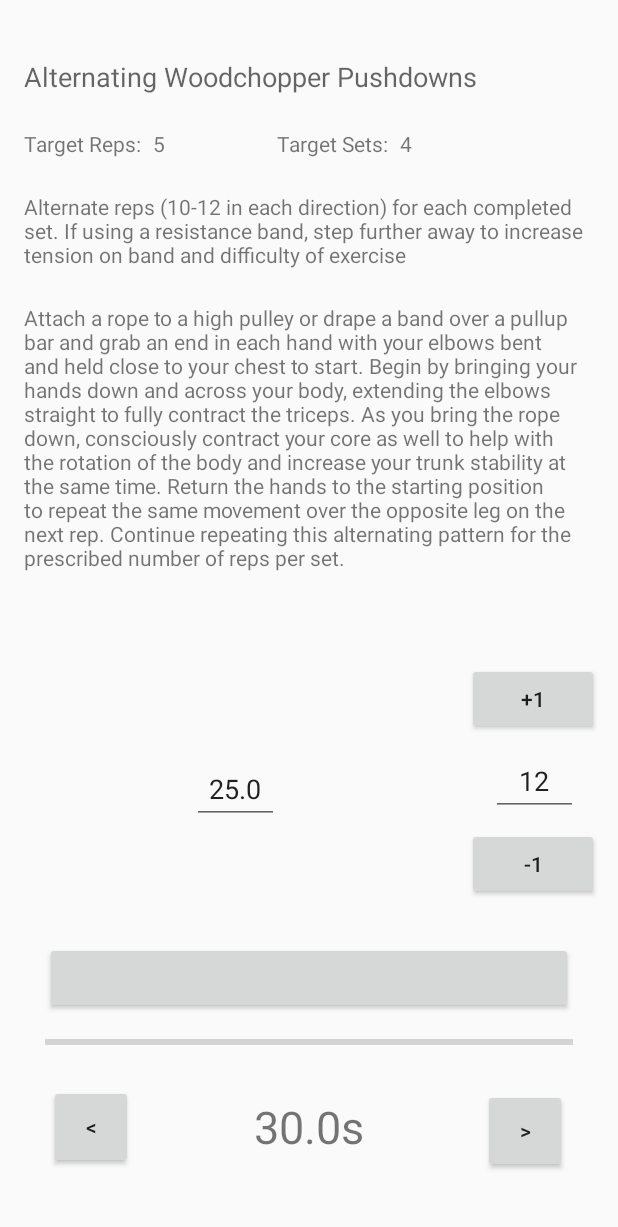
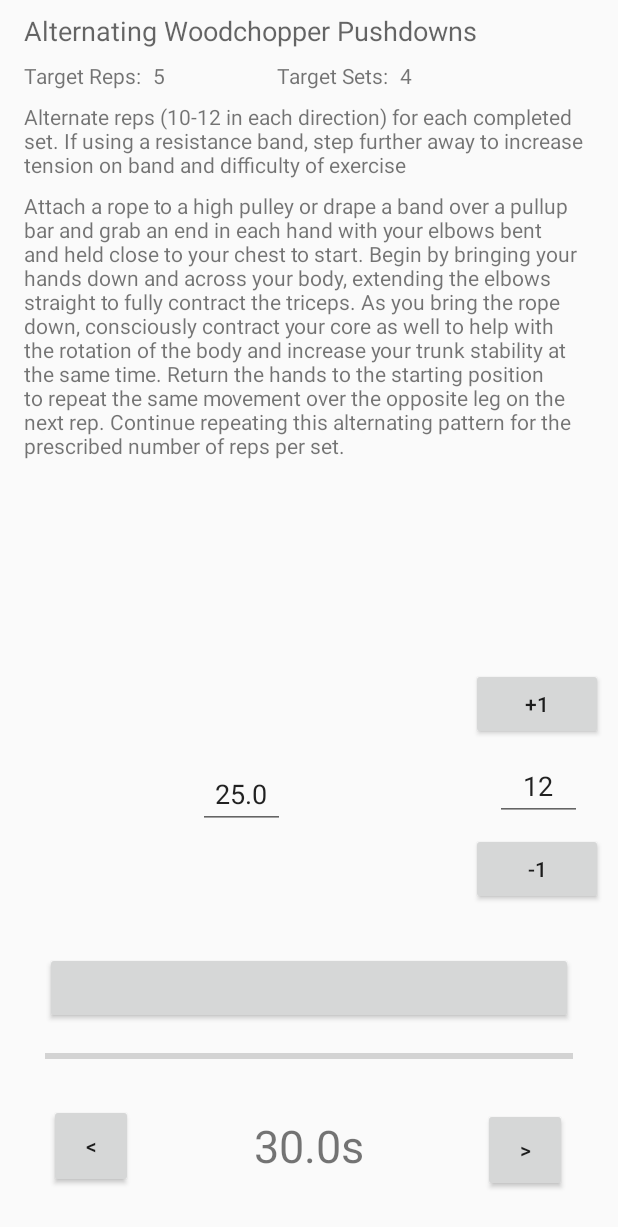
Before and after one commit to jeubank12/refitted, an Android app: the layout activity_exercise_detail_view.xml on its own in the app's theme, with its tools: preview values and no code run, on a phone screen of 412 x 824 dp. Shown: the top 1227 px of the screen. Run offline under Robolectric (Android 15) with nearby library versions, the phone set to English and light mode, and no system bars.

Commit message:
Adjust the display for S8 view

```diff
--- a/app/src/main/res/layout/activity_exercise_detail_view.xml
+++ b/app/src/main/res/layout/activity_exercise_detail_view.xml
@@ -3,19 +3,6 @@
     xmlns:app="http://schemas.android.com/apk/res-auto"
     xmlns:tools="http://schemas.android.com/tools"
     android:id="@+id/detailview_layout">
-
-    <data>
-
-        <import type="android.view.View" />
-
-        <variable
-            name="viewmodel"
-            type="com.litus_animae.refitted.models.ExerciseViewModel" />
-
-        <variable
-            name="locale"
-            type="java.util.Locale" />
-    </data>
 
     <androidx.constraintlayout.widget.ConstraintLayout
         android:layout_width="match_parent"
@@ -38,28 +25,60 @@
             app:layout_constraintStart_toStartOf="parent"
             app:layout_constraintTop_toTopOf="@+id/restTimeView" />
 
-        <FrameLayout
-            android:id="@+id/sub_weight_fragment"
+        <Button
+            android:id="@+id/addRepButton"
             android:layout_width="wrap_content"
             android:layout_height="wrap_content"
-            android:layout_marginStart="16dp"
-            android:layout_marginTop="12dp"
-            android:onClick="handleWeightClick"
-            app:layout_constraintBottom_toTopOf="@+id/completeSetButton"
-            app:layout_constraintStart_toStartOf="parent"
-            app:layout_constraintTop_toBottomOf="@+id/guideline"
-            tools:layout_width="112dp"
-            tools:layout_height="168dp"/>
+            android:layout_marginStart="8dp"
+            android:layout_marginEnd="8dp"
+            android:onClick="handleRepsClick"
+            android:text="@string/addOne"
+            app:layout_constraintEnd_toEndOf="parent"
+            app:layout_constraintHorizontal_bias="0.5"
+            app:layout_constraintStart_toEndOf="@+id/add_weight_fragment"
+            app:layout_constraintTop_toTopOf="@+id/sub_weight_fragment" />
 
-        <FrameLayout
-            android:id="@+id/add_weight_fragment"
+        <Button
+            android:id="@+id/subRepButton"
             android:layout_width="wrap_content"
             android:layout_height="wrap_content"
-            android:onClick="handleWeightClick"
-            app:layout_constraintStart_toEndOf="@id/weightDisplayView"
-            app:layout_constraintTop_toTopOf="@+id/sub_weight_fragment"
-            tools:layout_width="112dp"
-            tools:layout_height="168dp" />
+            android:layout_marginTop="8dp"
+            android:onClick="handleRepsClick"
+            android:text="@string/subOne"
+            app:layout_constraintStart_toStartOf="@+id/addRepButton"
+            app:layout_constraintTop_toBottomOf="@+id/repsDisplayView" />
+
+        <Button
+            android:id="@+id/completeSetButton"
+            android:layout_width="352dp"
+            android:layout_height="48dp"
+            android:layout_marginStart="8dp"
+            android:layout_marginTop="8dp"
+            android:layout_marginEnd="8dp"
+            android:onClick="handleCompleteSet"
+            android:text="@{viewmodel.completeSetMessage}"
+            app:layout_constraintBottom_toTopOf="@+id/restProgressBar"
+            app:layout_constraintEnd_toEndOf="parent"
+            app:layout_constraintHorizontal_bias="0.5"
+            app:layout_constraintStart_toStartOf="parent"
+            app:layout_constraintTop_toBottomOf="@+id/weight_rep_barrier"
+            app:layout_constraintVertical_bias="0.19999999" />
+
+        <Button
+            android:id="@+id/moveRightButton"
+            android:layout_width="56dp"
+            android:layout_height="56dp"
+            android:layout_marginStart="8dp"
+            android:layout_marginEnd="8dp"
+            android:onClick="handleNavigateRight"
+            android:text="@string/move_right"
+            android:visibility="@{viewmodel.hasRight ?? View.GONE}"
+            app:layout_constraintBottom_toBottomOf="@+id/restTimeView"
+            app:layout_constraintEnd_toEndOf="parent"
+            app:layout_constraintHorizontal_bias="0.458"
+            app:layout_constraintStart_toEndOf="@+id/restTimeView"
+            app:layout_constraintTop_toTopOf="@+id/restTimeView"
+            app:layout_constraintVertical_bias="1.0" />
 
         <EditText
             android:id="@+id/repsDisplayView"
@@ -79,16 +98,140 @@
             app:layout_constraintTop_toBottomOf="@+id/addRepButton"
             tools:text="12" />
 
+        <EditText
+            android:id="@+id/weightDisplayView"
+            android:layout_width="58dp"
+            android:layout_height="46dp"
+            android:ems="10"
+            android:gravity="center_horizontal|center_vertical"
+            android:hint="@string/weight_value_hint"
+            android:importantForAutofill="no"
+            android:inputType="numberDecimal"
+            android:selectAllOnFocus="true"
+            android:singleLine="true"
+            android:text='@={viewmodel.weightDisplayValue}'
+            app:layout_constraintBottom_toBottomOf="@+id/sub_weight_fragment"
+            app:layout_constraintEnd_toStartOf="@+id/add_weight_fragment"
+            app:layout_constraintHorizontal_bias="0.5"
+            app:layout_constraintStart_toEndOf="@+id/sub_weight_fragment"
+            app:layout_constraintTop_toTopOf="@+id/sub_weight_fragment"
+            tools:text="25.0" />
+
+        <FrameLayout
+            android:id="@+id/sub_weight_fragment"
+            android:layout_width="wrap_content"
+            android:layout_height="wrap_content"
+            android:layout_marginStart="16dp"
+            android:layout_marginTop="12dp"
+            android:onClick="handleWeightClick"
+            app:layout_constraintBottom_toTopOf="@+id/completeSetButton"
+            app:layout_constraintEnd_toStartOf="@+id/weightDisplayView"
+            app:layout_constraintHorizontal_bias="0.5"
+            app:layout_constraintStart_toStartOf="parent"
+            app:layout_constraintTop_toBottomOf="@+id/guideline"
+            tools:layout_height="168dp"
+            tools:layout_width="112dp" />
+
+        <FrameLayout
+            android:id="@+id/add_weight_fragment"
+            android:layout_width="wrap_content"
+            android:layout_height="wrap_content"
+            android:onClick="handleWeightClick"
+            app:layout_constraintEnd_toStartOf="@+id/addRepButton"
+            app:layout_constraintHorizontal_bias="0.5"
+            app:layout_constraintStart_toEndOf="@+id/weightDisplayView"
+            app:layout_constraintTop_toTopOf="@+id/sub_weight_fragment"
+            tools:layout_height="168dp"
+            tools:layout_width="112dp" />
+
+        <ProgressBar
+            android:id="@+id/restProgressBar"
+            style="?android:attr/progressBarStyleHorizontal"
+            android:layout_width="352dp"
+            android:layout_height="wrap_content"
+            android:layout_marginStart="8dp"
+            android:layout_marginEnd="8dp"
+            android:max="@{viewmodel.restMax ?? 0}"
+            android:progress="@{viewmodel.restProgress ?? 0}"
+            app:layout_constraintBottom_toTopOf="@+id/restTimeView"
+            app:layout_constraintEnd_toEndOf="parent"
+            app:layout_constraintHorizontal_bias="0.5"
+            app:layout_constraintStart_toStartOf="parent"
+            app:layout_constraintTop_toBottomOf="@+id/completeSetButton" />
+
+        <ProgressBar
+            android:id="@+id/loadingOverlay"
+            style="?android:attr/progressBarStyle"
+            android:layout_width="0dp"
+            android:layout_height="0dp"
+            android:background="#9E000000"
+            android:translationZ="8dp"
+            android:visibility="@{viewmodel.isLoading ?? View.GONE}"
+            app:layout_constraintBottom_toBottomOf="parent"
+            app:layout_constraintEnd_toEndOf="parent"
+            app:layout_constraintStart_toStartOf="parent"
+            app:layout_constraintTop_toTopOf="parent"
+            tools:visibility="gone" />
+
+
+        <TextView
+            android:id="@+id/restTimeView"
+            android:layout_width="171dp"
+            android:layout_height="61dp"
+            android:layout_marginStart="8dp"
+            android:layout_marginTop="8dp"
+            android:layout_marginEnd="8dp"
+            android:layout_marginBottom="16dp"
+            android:gravity="center"
+            android:text="@{viewmodel.restValue}"
+            android:textSize="30sp"
+            app:layout_constraintBottom_toBottomOf="parent"
+            app:layout_constraintEnd_toEndOf="parent"
+            app:layout_constraintHorizontal_bias="0.5"
+            app:layout_constraintStart_toStartOf="parent"
+            app:layout_constraintTop_toBottomOf="@+id/restProgressBar"
+            app:layout_constraintVertical_bias="0.40"
+            tools:text="30.0s" />
+
+        <androidx.constraintlayout.widget.Barrier
+            android:id="@+id/weight_rep_barrier"
+            android:layout_width="match_parent"
+            android:layout_height="wrap_content"
+            app:barrierDirection="bottom"
+            app:constraint_referenced_ids="subRepButton,sub_weight_fragment" />
+
+        <androidx.constraintlayout.widget.Guideline
+            android:id="@+id/guideline"
+            android:layout_width="wrap_content"
+            android:layout_height="wrap_content"
+            android:orientation="horizontal"
+            app:layout_constraintBottom_toBottomOf="parent"
+            app:layout_constraintGuide_percent="0.5"
+            app:layout_constraintTop_toTopOf="parent" />
+
+        <androidx.core.widget.NestedScrollView
+            android:layout_width="match_parent"
+            android:layout_height="0dp"
+            android:fillViewport="true"
+            app:layout_constraintBottom_toTopOf="@+id/guideline"
+            app:layout_constraintEnd_toEndOf="parent"
+            app:layout_constraintStart_toStartOf="parent"
+            app:layout_constraintTop_toTopOf="parent">
+
+            <androidx.constraintlayout.widget.ConstraintLayout
+                android:layout_width="match_parent"
+                android:layout_height="wrap_content"
+                android:orientation="vertical">
+
                 <TextView
                     android:id="@+id/exerciseNameView"
                     android:layout_width="0dp"
                     android:layout_height="wrap_content"
                     android:layout_marginStart="16dp"
-            android:layout_marginTop="24dp"
+                    android:layout_marginTop="8dp"
                     android:layout_marginEnd="16dp"
                     android:text="@{viewmodel.exercise.Exercise.Name ?? viewmodel.exercise.ExerciseName}"
                     android:textAppearance="@style/TextAppearance.AppCompat.Medium"
-            app:layout_constraintBottom_toTopOf="@+id/exerciseRepsTargetLabel"
                     app:layout_constraintEnd_toEndOf="parent"
                     app:layout_constraintStart_toStartOf="parent"
                     app:layout_constraintTop_toTopOf="parent"
@@ -99,9 +242,8 @@
                     android:layout_width="0dp"
                     android:layout_height="wrap_content"
                     android:layout_marginTop="8dp"
-            android:layout_marginBottom="16dp"
+                    android:paddingBottom="16dp"
                     android:text="@{viewmodel.exercise.Exercise.Description}"
-            app:layout_constraintBottom_toTopOf="@+id/guideline"
                     app:layout_constraintEnd_toEndOf="@+id/exerciseNameView"
                     app:layout_constraintHorizontal_bias="1.0"
                     app:layout_constraintStart_toStartOf="@+id/exerciseNotesView"
@@ -121,139 +263,6 @@
                     app:layout_constraintTop_toBottomOf="@+id/exerciseRepsTargetLabel"
                     tools:text="Alternate reps (10-12 in each direction) for each completed set. If using a resistance band, step further away to increase tension on band and difficulty of exercise" />
 
-        <EditText
-            android:id="@+id/weightDisplayView"
-            android:layout_width="58dp"
-            android:layout_height="46dp"
-            android:ems="10"
-            android:gravity="center_horizontal|center_vertical"
-            android:hint="@string/weight_value_hint"
-            android:importantForAutofill="no"
-            android:inputType="numberDecimal"
-            android:selectAllOnFocus="true"
-            android:singleLine="true"
-            android:text='@={viewmodel.weightDisplayValue}'
-            app:layout_constraintBottom_toBottomOf="@+id/sub_weight_fragment"
-            app:layout_constraintStart_toEndOf="@+id/sub_weight_fragment"
-            app:layout_constraintTop_toTopOf="@+id/sub_weight_fragment"
-            tools:text="25.0" />
-
-        <Button
-            android:id="@+id/addRepButton"
-            android:layout_width="wrap_content"
-            android:layout_height="wrap_content"
-            android:layout_marginStart="8dp"
-            android:layout_marginEnd="8dp"
-            android:onClick="handleRepsClick"
-            android:text="@string/addOne"
-            app:layout_constraintEnd_toEndOf="parent"
-            app:layout_constraintStart_toEndOf="@+id/add_weight_fragment"
-            app:layout_constraintTop_toTopOf="@+id/sub_weight_fragment" />
-
-        <Button
-            android:id="@+id/subRepButton"
-            android:layout_width="wrap_content"
-            android:layout_height="wrap_content"
-            android:layout_marginTop="8dp"
-            android:onClick="handleRepsClick"
-            android:text="@string/subOne"
-            app:layout_constraintStart_toStartOf="@+id/addRepButton"
-            app:layout_constraintTop_toBottomOf="@+id/repsDisplayView" />
-
-        <androidx.constraintlayout.widget.Barrier
-            android:id="@+id/weight_rep_barrier"
-            android:layout_width="match_parent"
-            android:layout_height="wrap_content"
-            app:barrierDirection="bottom"
-            app:constraint_referenced_ids="subRepButton,sub_weight_fragment"/>
-
-        <Button
-            android:id="@+id/completeSetButton"
-            android:layout_width="352dp"
-            android:layout_height="48dp"
-            android:layout_marginStart="8dp"
-            android:layout_marginTop="8dp"
-            android:layout_marginEnd="8dp"
-            android:onClick="handleCompleteSet"
-            android:text="@{viewmodel.completeSetMessage}"
-            app:layout_constraintBottom_toTopOf="@+id/restProgressBar"
-            app:layout_constraintEnd_toEndOf="parent"
-            app:layout_constraintHorizontal_bias="0.5"
-            app:layout_constraintStart_toStartOf="parent"
-            app:layout_constraintTop_toBottomOf="@+id/weight_rep_barrier" />
-
-        <ProgressBar
-            android:id="@+id/restProgressBar"
-            style="?android:attr/progressBarStyleHorizontal"
-            android:layout_width="352dp"
-            android:layout_height="wrap_content"
-            android:layout_marginStart="8dp"
-            android:layout_marginEnd="8dp"
-            android:max="@{viewmodel.restMax ?? 0}"
-            android:progress="@{viewmodel.restProgress ?? 0}"
-            app:layout_constraintBottom_toTopOf="@+id/restTimeView"
-            app:layout_constraintEnd_toEndOf="parent"
-            app:layout_constraintHorizontal_bias="0.5"
-            app:layout_constraintStart_toStartOf="parent"
-            app:layout_constraintTop_toBottomOf="@+id/completeSetButton" />
-
-        <TextView
-            android:id="@+id/restTimeView"
-            android:layout_width="171dp"
-            android:layout_height="61dp"
-            android:layout_marginStart="8dp"
-            android:layout_marginTop="8dp"
-            android:layout_marginEnd="8dp"
-            android:layout_marginBottom="32dp"
-            android:gravity="center"
-            android:text="@{viewmodel.restValue}"
-            android:textSize="30sp"
-            app:layout_constraintBottom_toBottomOf="parent"
-            app:layout_constraintEnd_toEndOf="parent"
-            app:layout_constraintHorizontal_bias="0.5"
-            app:layout_constraintStart_toStartOf="parent"
-            app:layout_constraintTop_toBottomOf="@+id/restProgressBar"
-            app:layout_constraintVertical_bias="0.40"
-            tools:text="30.0s" />
-
-        <Button
-            android:id="@+id/moveRightButton"
-            android:layout_width="56dp"
-            android:layout_height="56dp"
-            android:layout_marginStart="8dp"
-            android:layout_marginEnd="8dp"
-            android:onClick="handleNavigateRight"
-            android:text="@string/move_right"
-            android:visibility="@{viewmodel.hasRight ?? View.GONE}"
-            app:layout_constraintBottom_toBottomOf="@+id/restTimeView"
-            app:layout_constraintEnd_toEndOf="parent"
-            app:layout_constraintHorizontal_bias="0.458"
-            app:layout_constraintStart_toEndOf="@+id/restTimeView"
-            app:layout_constraintTop_toTopOf="@+id/restTimeView"
-            app:layout_constraintVertical_bias="1.0" />
-
-        <ProgressBar
-            android:id="@+id/loadingOverlay"
-            style="?android:attr/progressBarStyle"
-            android:layout_width="0dp"
-            android:layout_height="0dp"
-            android:background="#9E000000"
-            android:translationZ="8dp"
-            android:visibility="@{viewmodel.isLoading ?? View.GONE}"
-            app:layout_constraintBottom_toBottomOf="parent"
-            app:layout_constraintEnd_toEndOf="parent"
-            app:layout_constraintStart_toStartOf="parent"
-            app:layout_constraintTop_toTopOf="parent"
-            tools:visibility="gone" />
-
-        <androidx.constraintlayout.widget.Guideline
-            android:id="@+id/guideline"
-            android:layout_width="wrap_content"
-            android:layout_height="wrap_content"
-            android:orientation="horizontal"
-            app:layout_constraintBottom_toBottomOf="parent"
-            app:layout_constraintGuide_percent="0.5"
-            app:layout_constraintTop_toTopOf="parent" />
 
                 <TextView
                     android:id="@+id/exerciseRepsTargetLabel"
@@ -300,6 +309,21 @@
                     app:layout_constraintStart_toEndOf="@+id/exerciseSetsTargetLabel"
                     app:layout_constraintTop_toTopOf="@+id/exerciseRepsTargetLabel"
                     tools:text="4" />
+            </androidx.constraintlayout.widget.ConstraintLayout>
+        </androidx.core.widget.NestedScrollView>
 
     </androidx.constraintlayout.widget.ConstraintLayout>
+
+    <data>
+
+        <import type="android.view.View" />
+
+        <variable
+            name="viewmodel"
+            type="com.litus_animae.refitted.models.ExerciseViewModel" />
+
+        <variable
+            name="locale"
+            type="java.util.Locale" />
+    </data>
 </layout>
--- a/app/src/main/res/mipmap-anydpi-v26/ic_launcher.xml
+++ /dev/null
@@ -1,5 +0,0 @@
-<?xml version="1.0" encoding="utf-8"?>
-<adaptive-icon xmlns:android="http://schemas.android.com/apk/res/android">
-    <background android:drawable="@drawable/ic_launcher_background" />
-    <foreground android:drawable="@drawable/ic_launcher_foreground" />
-</adaptive-icon>
--- a/app/src/main/res/mipmap-anydpi-v26/ic_launcher_round.xml
+++ /dev/null
@@ -1,5 +0,0 @@
-<?xml version="1.0" encoding="utf-8"?>
-<adaptive-icon xmlns:android="http://schemas.android.com/apk/res/android">
-    <background android:drawable="@drawable/ic_launcher_background" />
-    <foreground android:drawable="@drawable/ic_launcher_foreground" />
-</adaptive-icon>
```
Also changed, not shown: app/src/main/res/drawable-v24/ic_launcher_foreground.xml (deleted, +0 -34 lines), app/src/main/res/drawable/ic_launcher_background.xml (deleted, +0 -170 lines), app/src/main/res/mipmap-hdpi/ic_launcher.png (deleted), app/src/main/res/mipmap-hdpi/ic_launcher_round.png (deleted), app/src/main/res/mipmap-mdpi/ic_launcher.png (deleted), app/src/main/res/mipmap-mdpi/ic_launcher_round.png (deleted), app/src/main/res/mipmap-xhdpi/ic_launcher.png (deleted), app/src/main/res/mipmap-xhdpi/ic_launcher_round.png (deleted), app/src/main/res/mipmap-xxhdpi/ic_launcher.png (deleted), app/src/main/res/mipmap-xxhdpi/ic_launcher_round.png (deleted), app/src/main/res/mipmap-xxxhdpi/ic_launcher.png (deleted), app/src/main/res/mipmap-xxxhdpi/ic_launcher_round.png (deleted). Lines whose indentation alone changed are shown as unchanged.
